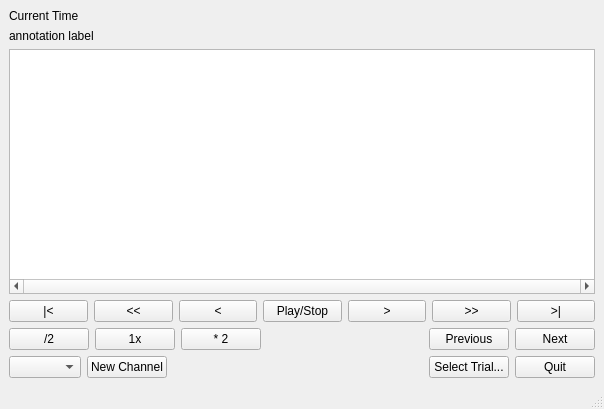
Above: src/mainWindow.ui from neuroethology/bento before the change. Below: the same form after it.
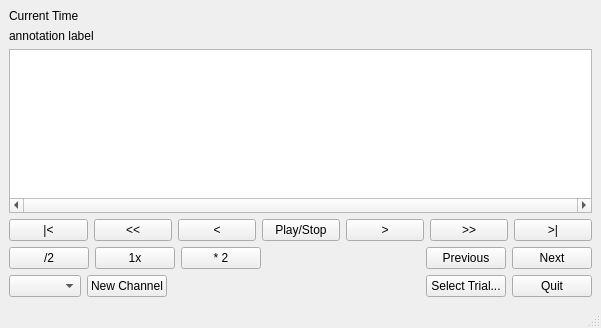
That is the form after the change. Custom widgets are drawn as their Qt base class.

Diff of the .ui file:
```diff
--- a/src/mainWindow.ui
+++ b/src/mainWindow.ui
@@ -6,8 +6,8 @@
    <rect>
     <x>0</x>
     <y>0</y>
-    <width>604</width>
-    <height>409</height>
+    <width>601</width>
+    <height>328</height>
    </rect>
   </property>
   <property name="sizePolicy">
@@ -58,6 +58,12 @@
     </item>
     <item>
      <widget class="AnnotationsView" name="annotationsView">
+      <property name="sizePolicy">
+       <sizepolicy hsizetype="Expanding" vsizetype="MinimumExpanding">
+        <horstretch>0</horstretch>
+        <verstretch>0</verstretch>
+       </sizepolicy>
+      </property>
       <property name="minimumSize">
        <size>
         <width>0</width>
@@ -73,6 +79,9 @@
       <property name="horizontalScrollBarPolicy">
        <enum>Qt::ScrollBarAlwaysOn</enum>
       </property>
+      <property name="alignment">
+       <set>Qt::AlignLeading|Qt::AlignLeft|Qt::AlignTop</set>
+      </property>
       <property name="resizeAnchor">
        <enum>QGraphicsView::AnchorViewCenter</enum>
       </property>
```
Left out of the diff: 5 changed lines with no effect on the pictures.
